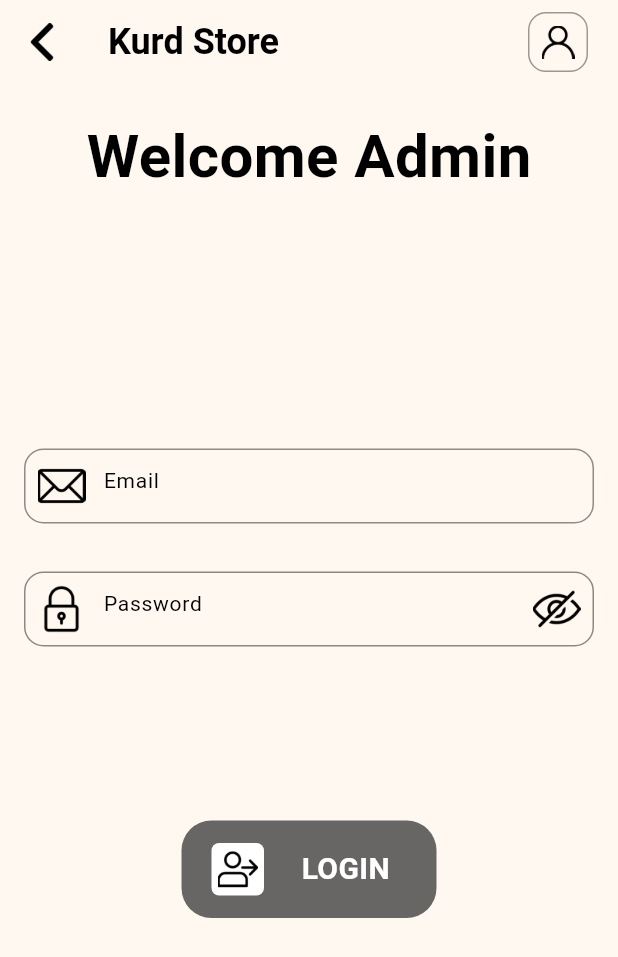
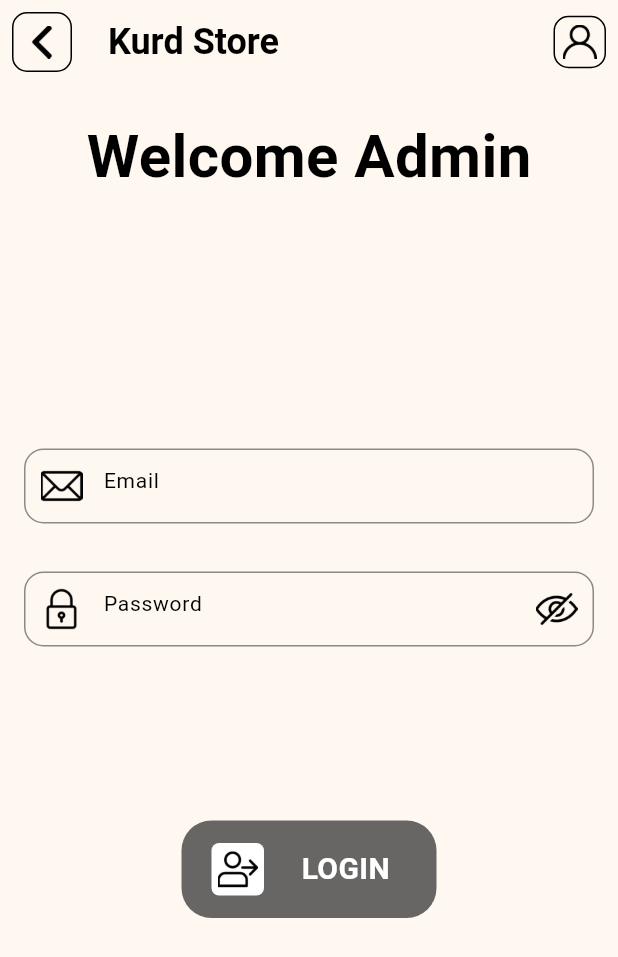
Before and after one commit to SalarPro/kurd_store_flutter, a Flutter app: the AdminLoginScreen screen opened directly, on a phone screen of 412 x 824 dp. Shown: the top 957 px of the screen. Run offline on Flutter 3.47's test engine with Material 2 defaults, Android fonts, the phone set to English and light mode, and no system bars; our stand-ins replace firebase_core, get, google_fonts; accounts and stored records are empty.

Commit message:
enhanche frameIcon function

```diff
--- a/lib/src/admin/screens/login_screen/admin_login_screen.dart
+++ b/lib/src/admin/screens/login_screen/admin_login_screen.dart
@@ -1,9 +1,11 @@
 // ignore_for_file: prefer_const_constructors
 
 import 'package:flutter/material.dart';
+import 'package:get/get.dart';
 import 'package:kurd_store/src/admin/screens/main_screen/admin_main_screen.dart';
 import 'package:kurd_store/src/constants/assets.dart';
 import 'package:kurd_store/src/helper/ks_text_style.dart';
+import 'package:kurd_store/src/helper/ks_widget.dart';
 
 class AdminLoginScreen extends StatefulWidget {
   const AdminLoginScreen({super.key});
@@ -13,6 +15,8 @@ class AdminLoginScreen extends StatefulWidget {
 }
 
 class _AdminLoginScreenState extends State<AdminLoginScreen> {
+  bool isPasswordVisible = false;
+
   @override
   Widget build(BuildContext context) {
     return Scaffold(
@@ -27,24 +31,13 @@ class _AdminLoginScreenState extends State<AdminLoginScreen> {
         style: KSTextStyle.bold(24, fontFamily: "roboto"),
       ),
       actions: [
-        Container(
-            height: 40,
-            width: 40,
-            margin: EdgeInsets.only(right: 20),
-            decoration: BoxDecoration(
-                borderRadius: BorderRadius.all(Radius.circular(12)),
-                border: Border.all(color: Color.fromARGB(101, 14, 1, 1))),
-            child: IconButton(
-                onPressed: () {},
-                icon: iconFrameAppBar(Assets.assetsIconsUser)))
+        KSWidget.iconFrame(Assets.assetsIconsUser,
+            size: 35, onTap: () {}, margin: EdgeInsets.all(8))
       ],
-      leading: Container(
-        margin: EdgeInsets.all(5),
-        child: IconButton(
-          onPressed: () {},
-          icon: iconFrameAppBar(Assets.assetsIconsLeftArrow),
-        ),
-      ));
+      leading:
+          KSWidget.iconFrame(Assets.assetsIconsLeftArrow, size: 35, onTap: () {
+        Get.back();
+      }, margin: EdgeInsets.all(8), padding: EdgeInsets.all(8)));
 
   Widget get _body {
     return (SingleChildScrollView(
@@ -80,7 +73,8 @@ class _AdminLoginScreenState extends State<AdminLoginScreen> {
       margin: EdgeInsets.all(16),
       child: TextField(
         decoration: InputDecoration(
-            prefixIcon: iconFrame(Assets.assetsIconsEmail),
+            prefixIcon: KSWidget.iconFrame(Assets.assetsIconsEmail,
+                hasBorder: false, padding: EdgeInsets.all(10)),
             hintText: "Email",
             hintStyle: KSTextStyle.bold(14,
                 fontWeight: FontWeight.w400, fontFamily: "roboto"),
@@ -96,10 +90,24 @@ class _AdminLoginScreenState extends State<AdminLoginScreen> {
           borderRadius: BorderRadius.circular(13)),
       margin: EdgeInsets.all(16),
       child: TextField(
-        obscureText: true,
+        obscureText: !isPasswordVisible,
         decoration: InputDecoration(
-            prefixIcon: iconFrame(Assets.assetsIconsPassword),
-            suffixIcon: iconFrame(Assets.assetsIconsHidePassword),
+            prefixIcon: KSWidget.iconFrame(Assets.assetsIconsPassword,
+                size: 18, hasBorder: false, padding: EdgeInsets.all(10)),
+            suffixIcon: KSWidget.iconFrame(
+              Assets.assetsIconsHidePassword,
+              size: 18,
+              hasBorder: false,
+              padding: EdgeInsets.all(10),
+              onTap: () {
+                setState(
+                  () {
+                    isPasswordVisible = !isPasswordVisible;
+                  },
+                );
+              },
+              color: isPasswordVisible ? Colors.red : null,
+            ),
             hintText: "Password",
             hintStyle: KSTextStyle.bold(14,
                 fontWeight: FontWeight.w400, fontFamily: "roboto"),
@@ -152,25 +160,4 @@ class _AdminLoginScreenState extends State<AdminLoginScreen> {
       ),
     );
   }
-
-  Container iconFrame(
-    String? iconPath,
-  ) {
-    return Container(
-      padding: EdgeInsets.all(8),
-      height: 20,
-      width: 20,
-      child: Image.asset(iconPath!),
-    );
-  }
-
-  Container iconFrameAppBar(
-    String? iconPath,
-  ) {
-    return Container(
-      height: 25,
-      width: 25,
-      child: Image.asset(iconPath!),
-    );
-  }
 }
--- a/lib/src/helper/ks_widget.dart
+++ b/lib/src/helper/ks_widget.dart
@@ -172,16 +172,30 @@ class KSWidget {
     );
   }
 
-  static Container iconFrame(String? iconPath, {double size = 30}) {
-    return Container(
-      padding: EdgeInsets.all(5),
-      height: size,
-      width: size,
-      decoration: BoxDecoration(
-          color: Colors.white.withOpacity(0),
-          borderRadius: BorderRadius.circular(10),
-          border: Border.all(color: Colors.black)),
-      child: Image.asset(iconPath!),
+  static Widget iconFrame(String? iconPath,
+      {double size = 30,
+      bool hasBorder = true,
+      EdgeInsets? padding,
+      EdgeInsets? margin,
+      Function()? onTap,
+      Color? color}) {
+    return GestureDetector(
+      onTap: onTap,
+      child: Container(
+        padding: padding ?? EdgeInsets.all(5),
+        margin: margin,
+        height: size,
+        width: size,
+        decoration: BoxDecoration(
+            color: Colors.white.withOpacity(0),
+            borderRadius: BorderRadius.circular(10),
+            border:
+                hasBorder ? Border.all(color: color ?? Colors.black) : null),
+        child: Image.asset(
+          iconPath!,
+          color: color,
+        ),
+      ),
     );
   }
 
```
